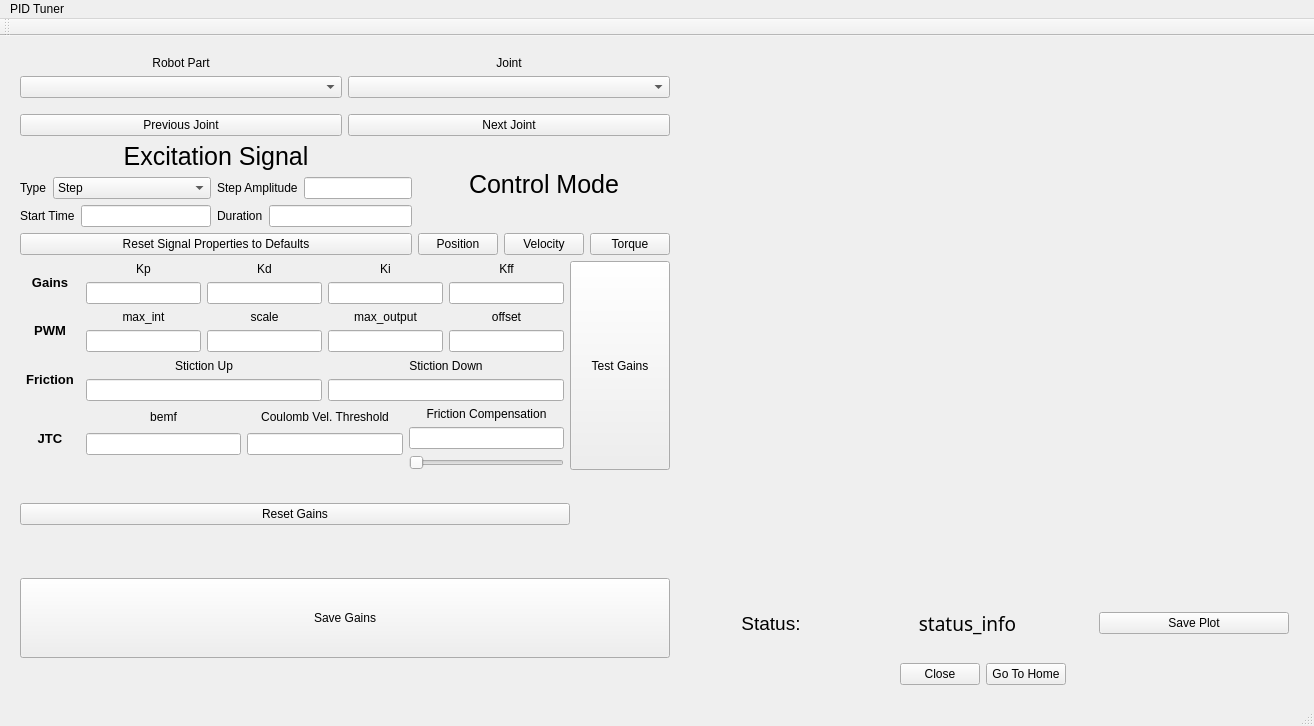
rlober/pidTuner, file src/guiModule/mainwindow.ui: the form before one commit.
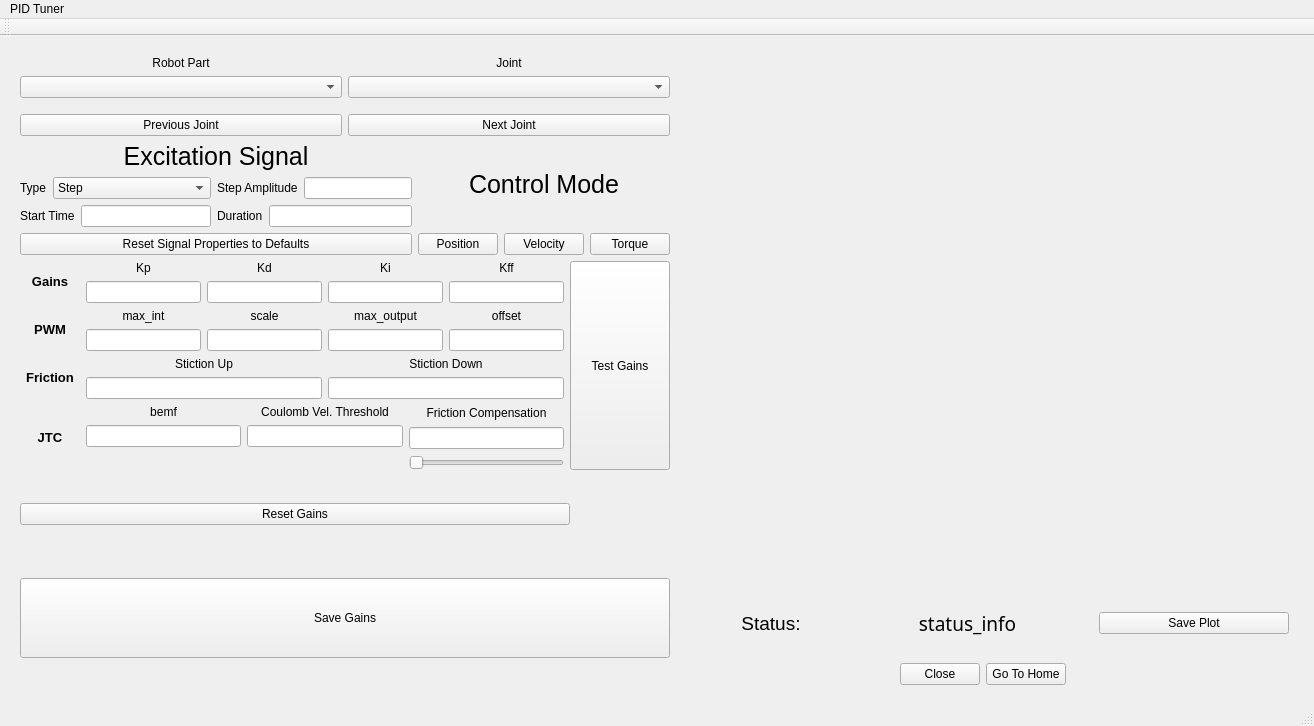
The form after the commit. Custom widgets are drawn as their Qt base class.

Commit message: Added user input handling to new gain constants.

The edit to the form file:
```diff
--- a/src/guiModule/mainwindow.ui
+++ b/src/guiModule/mainwindow.ui
@@ -458,7 +458,7 @@
                <item>
                 <layout class="QVBoxLayout" name="max_intLayout">
                  <item>
-                  <widget class="QLabel" name="kp_label_2">
+                  <widget class="QLabel" name="max_int_label">
                    <property name="text">
                     <string>max_int</string>
                    </property>
@@ -468,7 +468,7 @@
                   </widget>
                  </item>
                  <item>
-                  <widget class="QLineEdit" name="max_int_label"/>
+                  <widget class="QLineEdit" name="max_int_in"/>
                  </item>
                 </layout>
                </item>
@@ -649,9 +649,6 @@
                    <property name="orientation">
                     <enum>Qt::Vertical</enum>
                    </property>
-                   <property name="sizeType">
-                    <enum>QSizePolicy::Maximum</enum>
-                   </property>
                    <property name="sizeHint" stdset="0">
                     <size>
                      <width>20</width>
@@ -682,9 +679,6 @@
                    <property name="orientation">
                     <enum>Qt::Vertical</enum>
                    </property>
-                   <property name="sizeType">
-                    <enum>QSizePolicy::Maximum</enum>
-                   </property>
                    <property name="sizeHint" stdset="0">
                     <size>
                      <width>20</width>
```
Left out of the diff: 24 changed lines with no effect on the pictures. The commit also changes 2 other files.
